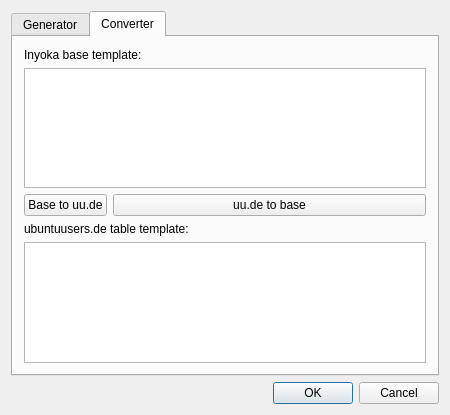
The window that plugins/uu_tabletemplate/uu_tabletemplate.ui (inyokaproject/inyokaedit) describes before a commit, drawn with Qt 5.
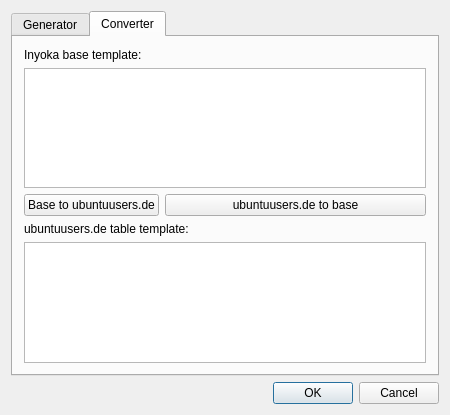
The same window after the commit. The open tabs and pages were chosen to show the change. Icons and pictures are not drawn.

The edit to the form file:
```diff
--- a/plugins/uu_tabletemplate/uu_tabletemplate.ui
+++ b/plugins/uu_tabletemplate/uu_tabletemplate.ui
@@ -154,7 +154,7 @@
          <item row="2" column="0">
           <widget class="QPushButton" name="BaseToNewButton">
            <property name="text">
-            <string>Base to uu.de</string>
+            <string>Base to ubuntuusers.de</string>
            </property>
            <property name="icon">
             <iconset resource="../../application/res/inyokaedit_resources.qrc">
@@ -165,7 +165,7 @@
          <item row="2" column="1">
           <widget class="QPushButton" name="NewToBaseButton">
            <property name="text">
-            <string>uu.de to base</string>
+            <string>ubuntuusers.de to base</string>
            </property>
            <property name="icon">
             <iconset resource="../../application/res/inyokaedit_resources.qrc">
```
Left out of the diff: 2 changed lines with no effect on the pictures.
